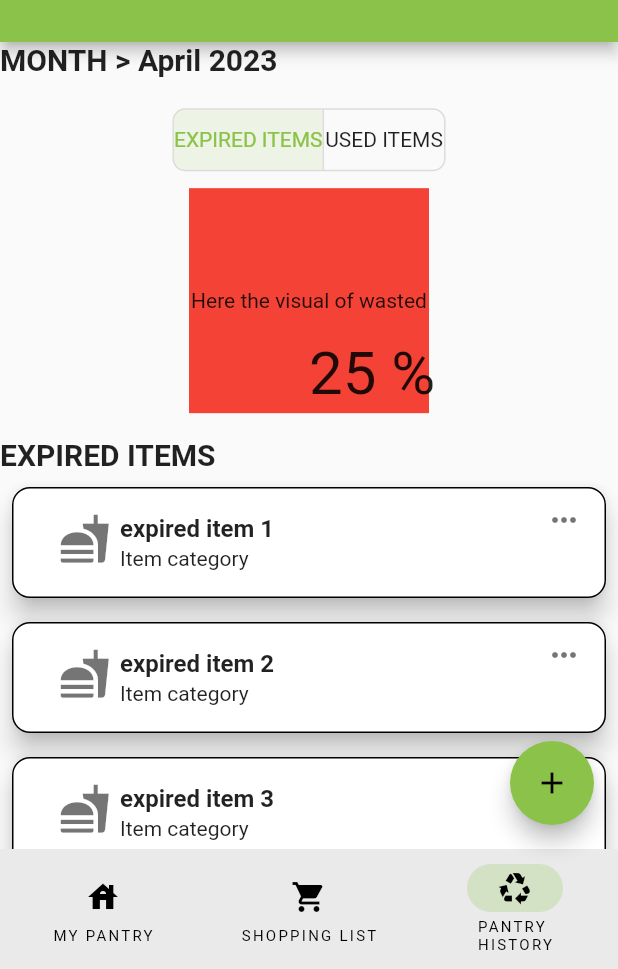
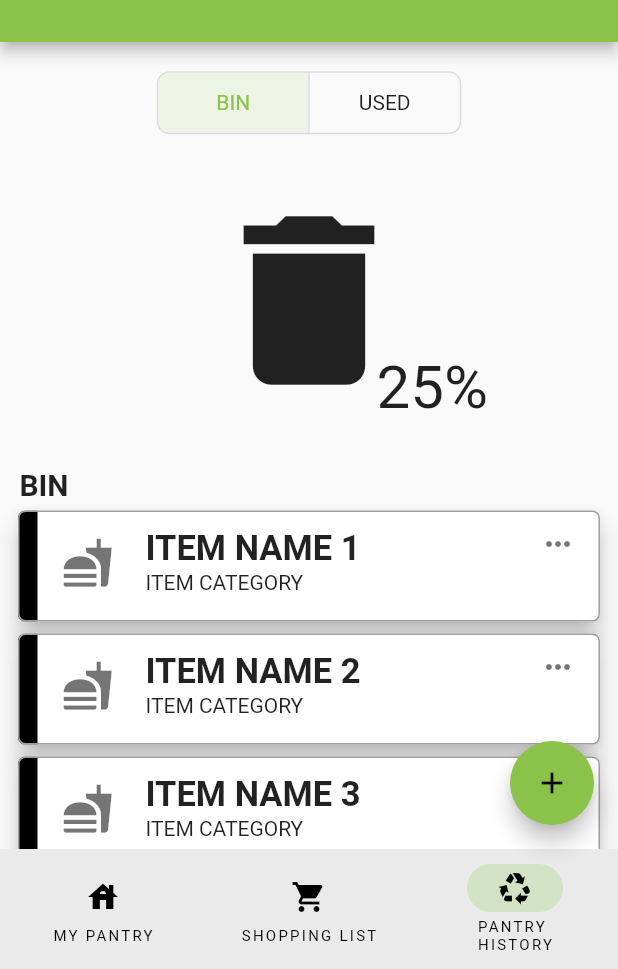
Before and after one commit to kitsain/Kitsain-Frontend-Spring2023, a Flutter app: the screen it shows after launch, item 3 of the bottom bar chosen, on a phone screen of 412 x 824 dp, the part 267-1236 px from its top. Run offline on Flutter 3.47's test engine with Material 2 defaults, Android fonts, the phone set to English and light mode, and no system bars; our stand-ins replace get; missing offline and left inert: simple_barcode_scanner.

Commit message:
Item card ready.

```diff
--- a/lib/item_controller.dart
+++ b/lib/item_controller.dart
@@ -19,26 +19,26 @@ class ItemController extends GetxController {
     pantryList.add('pantry 4');
     pantryList.add('pantry 5');
 
-    expiredList.add('expired item 1');
-    expiredList.add('expired item 2');
-    expiredList.add('expired item 3');
-    expiredList.add('expired item 4');
-    expiredList.add('expired item 5');
-    expiredList.add('expired item 6');
-    expiredList.add('expired item 7');
-    expiredList.add('expired item 8');
-    expiredList.add('expired item 9');
-    expiredList.add('expired item 10');
+    expiredList.add('ITEM NAME 1');
+    expiredList.add('ITEM NAME 2');
+    expiredList.add('ITEM NAME 3');
+    expiredList.add('ITEM NAME 4');
+    expiredList.add('ITEM NAME 5');
+    expiredList.add('ITEM NAME 6');
+    expiredList.add('ITEM NAME 7');
+    expiredList.add('ITEM NAME 8');
+    expiredList.add('ITEM NAME 9');
+    expiredList.add('ITEM NAME 10');
 
-    usedList.add('used item 1');
-    usedList.add('used item 2');
-    usedList.add('used item 3');
-    usedList.add('used item 4');
-    usedList.add('used item 5');
-    usedList.add('used item 6');
-    usedList.add('used item 7');
-    usedList.add('used item 8');
-    usedList.add('used item 9');
-    usedList.add('used item 10');
+    usedList.add('ITEM NAME 1');
+    usedList.add('ITEM NAME 2');
+    usedList.add('ITEM NAME 3');
+    usedList.add('ITEM NAME 4');
+    usedList.add('ITEM NAME 5');
+    usedList.add('ITEM NAME 6');
+    usedList.add('ITEM NAME 7');
+    usedList.add('ITEM NAME 8');
+    usedList.add('ITEM NAME 9');
+    usedList.add('ITEM NAME 10');
   }
 }
--- a/lib/views/main_menu_pages/used_and_expired.dart
+++ b/lib/views/main_menu_pages/used_and_expired.dart
@@ -3,8 +3,8 @@ import 'package:get/get.dart';
 import 'package:kitsain_frontend_spring2023/item_controller.dart';
 
 const List<Widget> tabs = <Widget>[
-  Text('EXPIRED ITEMS'),
-  Text('USED ITEMS'),
+  Text('BIN'),
+  Text('USED'),
 ];
 
 const List months = [
@@ -51,10 +51,11 @@ class _UsedAndExpiredState extends State<UsedAndExpired> {
 
   @override
   Widget build(BuildContext context) {
+    _expDate.text = '01.01.1970';
     return Scaffold(
         body: ListView(
       children: [
-        Align(
+        /*Align(
           alignment: Alignment.centerLeft,
           child: SizedBox(
             height: MediaQuery.of(context).size.height * 0.03,
@@ -64,7 +65,7 @@ class _UsedAndExpiredState extends State<UsedAndExpired> {
               style: const TextStyle(fontSize: 20, fontWeight: FontWeight.bold),
             ),
           ),
-        ),
+        ),*/
         SizedBox(height: MediaQuery.of(context).size.height * 0.02),
         Center(
           child: ToggleButtons(
@@ -79,12 +80,17 @@ class _UsedAndExpiredState extends State<UsedAndExpired> {
               borderRadius: const BorderRadius.all(Radius.circular(8)),
               constraints: const BoxConstraints(
                 minHeight: 40.0,
-                minWidth: 80.0,
+                minWidth: 100.0,
               ),
               children: tabs,
               isSelected: _selectedTabs),
         ),
-        ListView.builder(
+        SizedBox(height: MediaQuery.of(context).size.height * 0.02),
+        Padding(
+          padding: const EdgeInsets.all(8.0),
+          child: Container(
+            margin: EdgeInsets.only(bottom: 30),
+            child: ListView.builder(
                 scrollDirection: Axis.vertical,
                 physics: NeverScrollableScrollPhysics(),
                 shrinkWrap: true,
@@ -106,8 +112,8 @@ class _UsedAndExpiredState extends State<UsedAndExpired> {
                         Stack(
                           children: <Widget>[
                             Container(
-                          width: 200,
-                          height: 150,
+                              width: 360,
+                              height: 170,
                             ),
                             Positioned(
                               left: 20,
@@ -115,18 +121,18 @@ class _UsedAndExpiredState extends State<UsedAndExpired> {
                               child: Container(
                                 width: 10,
                                 height: 150,
-                            color: Colors.red,
+                                //color: Colors.red,
                                 alignment: Alignment.center,
-                            child: Text('Here the visual of wasted'),
+                                child: Icon(Icons.delete, size: 150,),
                               ),
                             ),
                             Positioned(
-                          top: 100,
-                          left: 100,
+                              top: 110,
+                              left: 225,
                               right: 10,
                               bottom: 10,
                               child: Text(
-                            '25 %',
+                                '25%',
                                 style: TextStyle(fontSize: 40),
                               ),
                             ),
@@ -138,7 +144,7 @@ class _UsedAndExpiredState extends State<UsedAndExpired> {
                           alignment: Alignment.centerLeft,
                           child: SizedBox(
                               height: MediaQuery.of(context).size.height * 0.03,
-                          child: Text(_selectedTabs[0] ? "EXPIRED ITEMS" : "USED ITEMS", style: TextStyle(fontSize: 20, fontWeight: FontWeight.bold),)
+                              child: Text(_selectedTabs[0] ? " BIN" : " USED ITEMS", style: TextStyle(fontSize: 20, fontWeight: FontWeight.bold),)
                           ),
                         ),
                       //SizedBox(height: MediaQuery.of(context).size.height * 0.01),
@@ -152,132 +158,116 @@ class _UsedAndExpiredState extends State<UsedAndExpired> {
                         print('drag complete');
                         //StateController.pantryList.removeAt(index);
                       },
-                  feedback: Card(
-                    child: Row(
-                        children: <Widget>[
-                          Container(
-                            width: 15,
-                            color: Colors.black,
-                          ),
-                          SizedBox(
-                            width: MediaQuery
-                                .of(context)
-                                .size
-                                .width * 0.85,
-                            height: MediaQuery
-                                .of(context)
-                                .size
-                                .height * 0.12,
-                            child: Container(
-                              width: MediaQuery
-                                  .of(context)
-                                  .size
-                                  .width * 0.85,
-                              height: MediaQuery
-                                  .of(context)
-                                  .size
-                                  .height * 0.12,
-                              decoration: BoxDecoration(
-                                border: Border.all(color: Colors.grey,
-                                    width: 1),
-                                borderRadius: BorderRadius.circular(5),
-                              ),
-                              child: Padding(
-                                padding: const EdgeInsets.all(4.0),
-                                child: ExpansionTile(
-                                  //tileColor: Colors.lightGreen,
+                      feedback: Container(
+                        height: 85,
+                        width: 320,
+                        child: Card(
+                          elevation: 7,
                           shape: RoundedRectangleBorder(
                             side: BorderSide(
-                                        color: Colors.grey, width: 0.1),
-                                    borderRadius: BorderRadius.circular(5),
+                              color: Colors.grey,
                             ),
+                            borderRadius: const BorderRadius.all(Radius.circular(5)),
+                          ),
+                          child: ClipPath(
+                              child: Container(
+                              decoration: BoxDecoration(
+                              border: Border(
+                              left: BorderSide(color: Colors.black, width: 13),
+                        ),
+                      ),
+                      child: ExpansionTile(
                         title: Text(
-                                      '${_selectedTabs[0]
-                                          ? StateController.expiredList[index -
-                                          1]
-                                          : StateController.usedList[index -
-                                          1]}',
-                                      style: TextStyle(fontWeight: FontWeight.bold)),
-                                  subtitle: Text('Item category'),
+                        '${_selectedTabs[0] ? StateController.expiredList[index - 1] : StateController.usedList[index - 1]}',
+                        style: TextStyle(fontWeight: FontWeight.bold, fontSize: 23)),
+                        subtitle: Text('ITEM CATEGORY'),
                         trailing: Transform.translate(
                           offset: Offset(0, -15),
                           child: Icon(Icons.more_horiz),
                           ),
                         leading: Transform.translate(
-                                    offset: Offset(15, 0),
+                          offset: Offset(0, 0),
                           child: Icon(Icons.fastfood, size: 35),
+                          ),
+                        )
+                      ),
+                      clipper: ShapeBorderClipper(
+                        shape: RoundedRectangleBorder(
+                        borderRadius: BorderRadius.circular(5))
                         ),
                       ),
                     ),
                   ),
-                          ),
-                        ]
-                    ),
-                  ),
-                      child: Padding(
-                        padding: const EdgeInsets.all(4.0),
                     child: Card(
                       elevation: 7,
                       shape: RoundedRectangleBorder(
                         side: BorderSide(
-                              color: Theme.of(context).colorScheme.outline,
+                          color: Colors.grey,
                         ),
-                            borderRadius: const BorderRadius.all(Radius.circular(12)),
+                        borderRadius: const BorderRadius.all(Radius.circular(5)),
+                      ),
+                      child: ClipPath(
+                      child: Container(
+                        decoration: BoxDecoration(
+                        border: Border(
+                        left: BorderSide(color: Colors.black, width: 13),
+                          ),
                         ),
                         child: ExpansionTile(
-                            shape: RoundedRectangleBorder(
-                              side: BorderSide(color: Colors.grey, width: 1),
-                              borderRadius: BorderRadius.circular(5),
-                            ),
                           title: Text(
                               '${_selectedTabs[0] ? StateController.expiredList[index - 1] : StateController.usedList[index - 1]}',
-                                style: TextStyle(fontWeight: FontWeight.bold)),
-                            subtitle: Text('Item category'),
+                              style: TextStyle(fontWeight: FontWeight.bold, fontSize: 23)),
+                          subtitle: Text('ITEM CATEGORY'),
                           trailing: Transform.translate(
                               offset: Offset(0, -15),
                               child: Icon(Icons.more_horiz),
                               ),
                           leading: Transform.translate(
-                              offset: Offset(15,0),
+                            offset: Offset(0, 0),
                             child: Icon(Icons.fastfood, size: 35),
                           ),
                           children: [
-                              ListTile(title: Text('Test')),
                             Padding(
-                                padding: const EdgeInsets.all(8.0),
+                              padding: const EdgeInsets.only(left: 75),
                               child: TextField(
+                                enabled: false,
                                 controller: _openDate,
                                 decoration: const InputDecoration(
-                                      icon: Icon(Icons.calendar_today),
+                                    border: InputBorder.none,
+                                    icon: Icon(Icons.edit_calendar_rounded),
                                     labelText: "OPENED"
                                 ),
                                 readOnly: true,
                               ),
                             ),
                             Padding(
-                                padding: const EdgeInsets.all(8.0),
+                              padding: const EdgeInsets.only(left: 75),
                               child: TextField(
+                                  enabled: false,
                                   controller: _expDate,
                                   decoration: const InputDecoration(
-                                      icon: Icon(Icons.calendar_today),
-                                      labelText: "EXPIRATION DATE"
+                                      border: InputBorder.none,
+                                      icon: Icon(Icons.calendar_month),
+                                      labelText: "EXPIRATION"
                                   ),
                                   readOnly: true,
                                 ),
                             ),
-                              SizedBox(
-                                child: TextButton.icon(
-                                  onPressed: () {
-                                    setState(() {
-                                      click = !click;
-                                    });
-                                  },
-                                  icon: Icon((click == false) ? Icons.favorite : Icons.favorite_border),
-                                  label: Text('Mark as favorite'),
+                            Padding(
+                              padding: const EdgeInsets.only(left: 75),
+                              child: Row(
+                                children: [
+                                  Icon(Icons.favorite_border, color: Colors.grey),
+                                  SizedBox(width: 16),
+                                  Text('MARK AS FAVORITE', style: TextStyle(color: Colors.grey),),
+                                ]
                               ),
                             ),
-                              SizedBox(
-                                width: MediaQuery.of(context).size.width * 0.5,
+                            SizedBox(height: MediaQuery.of(context).size.height * 0.02),
+                            Padding(
+                              padding: const EdgeInsets.only(left: 50, right: 20),
+                              child: SizedBox(
+                                width: MediaQuery.of(context).size.width * 0.55,
                                 height: MediaQuery.of(context).size.height * 0.12,
                                 child: TextField(
                                   decoration: InputDecoration(
@@ -286,13 +276,22 @@ class _UsedAndExpiredState extends State<UsedAndExpired> {
                                   ),
                                   maxLines: 2,
                                 ),
+                              ),
                             )
                           ],
                             ),
                       ),
+                        clipper: ShapeBorderClipper(
+                            shape: RoundedRectangleBorder(
+                                borderRadius: BorderRadius.circular(5)
+                            )
                         ),
+                      ),
+                  )
                 );
-            })
+              }),
+          ),
+          )
         ],
       )
     );
```
Lines whose indentation alone changed are shown as unchanged.
